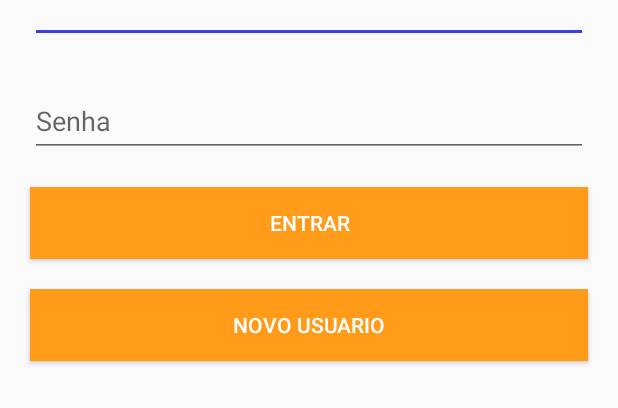
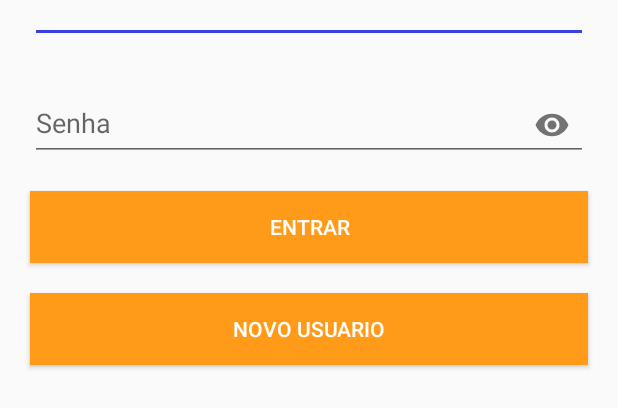
Before and after one commit to heitorganzeli/CasaDoCodigo, an Android app: the layout activity_login.xml on its own in the app's theme, with its tools: preview values and no code run, on a phone screen of 412 x 824 dp. Shown: the part 364-772 px from the top of the screen. Run offline under Robolectric (Android 15) with nearby library versions, the phone set to English and light mode, and no system bars.

Commit message:
fix navigation

```diff
--- a/app/src/main/java/br/com/heitorganzeli/casadocodigo/activity/LivroActivity.kt
+++ b/app/src/main/java/br/com/heitorganzeli/casadocodigo/activity/LivroActivity.kt
@@ -59,6 +59,7 @@ class LivroActivity : AppCompatActivity() {
                 FirebaseAuth.getInstance().signOut()
                 val intent = Intent(this, LoginActivity::class.java)
                 startActivity(intent)
+                finish()
                 true
             }
             else -> super.onOptionsItemSelected(item)
--- a/app/src/main/java/br/com/heitorganzeli/casadocodigo/activity/LoginActivity.kt
+++ b/app/src/main/java/br/com/heitorganzeli/casadocodigo/activity/LoginActivity.kt
@@ -47,6 +47,7 @@ class LoginActivity: AppCompatActivity() {
     private fun vaiParaListaLivros() {
         val intent = Intent(this, LivroActivity::class.java)
         startActivity(intent)
+        finish()
     }
 
     @OnClick(R.id.login_novo)
--- a/app/src/main/res/layout/activity_login.xml
+++ b/app/src/main/res/layout/activity_login.xml
@@ -1,7 +1,8 @@
 <?xml version="1.0" encoding="utf-8"?>
 <ScrollView xmlns:android="http://schemas.android.com/apk/res/android"
     android:layout_width="match_parent"
-    android:layout_height="match_parent">
+    android:layout_height="match_parent"
+    xmlns:app="http://schemas.android.com/apk/res-auto">
 
     <android.support.design.widget.CoordinatorLayout
         android:layout_width="match_parent"
@@ -35,6 +36,7 @@
             <android.support.design.widget.TextInputLayout
                 android:layout_width="match_parent"
                 android:layout_height="wrap_content"
+                app:passwordToggleEnabled="true"
                 android:layout_margin="10dp">
 
                 <EditText
```
Also changed, not shown: app/src/main/AndroidManifest.xml (+5 -3 lines).
